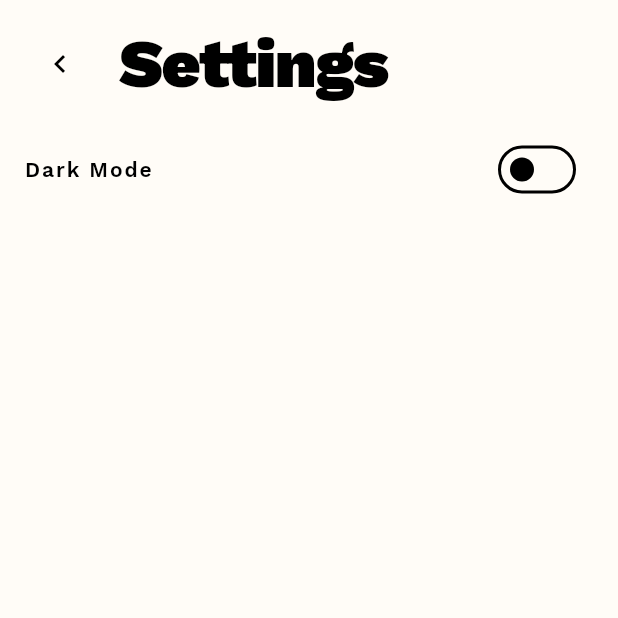
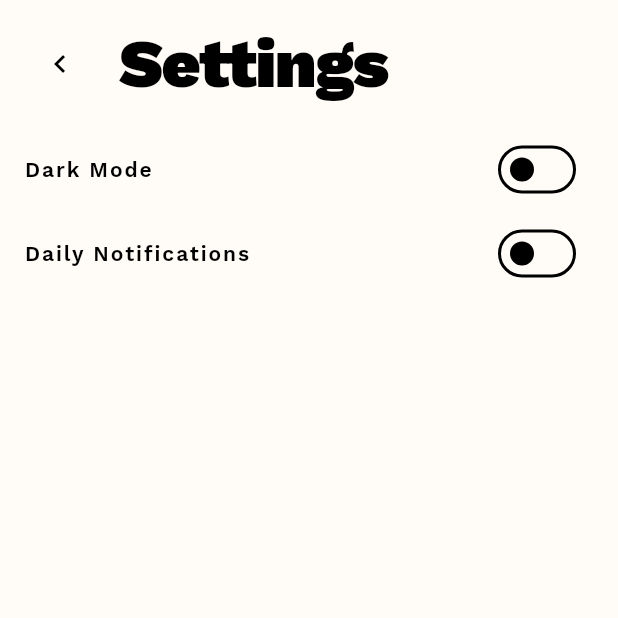
Before and after one commit to dienoov/restawurant, a Flutter app: the screen it shows after launch, after a tap on the "settings" icon, on a phone screen of 412 x 824 dp, the top half of it. Run offline on Flutter 3.47's test engine with Material 3 defaults, Android fonts, the light colour scheme and no system bars; our stand-ins replace flutter_local_notifications, flutter_timezone, google_fonts, lottie, shared_preferences, sqflite and 1 more; missing offline and left inert: workmanager; accounts and stored records are empty; network calls fail.

Commit message:
feat: implement daily notifications

```diff
--- a/lib/main.dart
+++ b/lib/main.dart
@@ -3,6 +3,7 @@ import 'package:provider/provider.dart';
 import 'package:restawurant/apis/restaurants.dart';
 import 'package:restawurant/databases/bookmark.dart';
 import 'package:restawurant/providers/bookmarks.dart';
+import 'package:restawurant/providers/notifications.dart';
 import 'package:restawurant/providers/restaurant.dart';
 import 'package:restawurant/providers/restaurants.dart';
 import 'package:restawurant/providers/search.dart';
@@ -12,9 +13,16 @@ import 'package:restawurant/screens/home.dart';
 import 'package:restawurant/screens/restaurant.dart';
 import 'package:restawurant/screens/search.dart';
 import 'package:restawurant/screens/settings.dart';
+import 'package:restawurant/services/notifications.dart';
+import 'package:restawurant/services/workmanager.dart';
 import 'package:restawurant/styles/theme.dart';
 
-void main() {
+void main() async {
+  WidgetsFlutterBinding.ensureInitialized();
+
+  await WorkmanagerService().init();
+  await NotificationsService().init();
+
   runApp(
     MultiProvider(
       providers: [
@@ -31,6 +39,7 @@ void main() {
           create: (context) => SearchProvider(RestaurantsApi()),
         ),
         ChangeNotifierProvider(create: (context) => ThemeProvider()),
+        ChangeNotifierProvider(create: (context) => NotificationsProvider()),
       ],
       child: const Restawurant(),
     ),
--- a/lib/screens/settings.dart
+++ b/lib/screens/settings.dart
@@ -1,6 +1,8 @@
 import 'package:flutter/material.dart';
 import 'package:provider/provider.dart';
+import 'package:restawurant/providers/notifications.dart';
 import 'package:restawurant/providers/theme.dart';
+import 'package:restawurant/services/notifications.dart';
 
 class SettingsScreen extends StatefulWidget {
   const SettingsScreen({super.key});
@@ -10,6 +12,31 @@ class SettingsScreen extends StatefulWidget {
 }
 
 class _SettingsScreenState extends State<SettingsScreen> {
+  Future<void> onChanged() async {
+    final NotificationsProvider notificationsProvider =
+        Provider.of<NotificationsProvider>(context, listen: false);
+
+    final bool isGranted =
+        await NotificationsService().requestPermissions() ?? false;
+
+    if (isGranted) {
+      notificationsProvider.toggle();
+    } else if (mounted) {
+      ScaffoldMessenger.of(context).showSnackBar(
+        SnackBar(
+          backgroundColor: Theme.of(context).colorScheme.onError,
+          content: Text(
+            'Notifications permission denied',
+            style: Theme.of(context).textTheme.bodyMedium?.copyWith(
+              color: Theme.of(context).colorScheme.error,
+            ),
+          ),
+          duration: const Duration(seconds: 1),
+        ),
+      );
+    }
+  }
+
   @override
   Widget build(BuildContext context) {
     return SafeArea(
@@ -54,6 +81,20 @@ class _SettingsScreenState extends State<SettingsScreen> {
                 },
               ),
             ),
+            ListTile(
+              title: Text(
+                'Daily Notifications',
+                style: Theme.of(
+                  context,
+                ).textTheme.labelLarge?.copyWith(fontWeight: FontWeight.w600),
+              ),
+              trailing: Switch(
+                value: Provider.of<NotificationsProvider>(context).isEnabled,
+                onChanged: (value) async {
+                  await onChanged();
+                },
+              ),
+            ),
           ],
         ),
       ),
```
